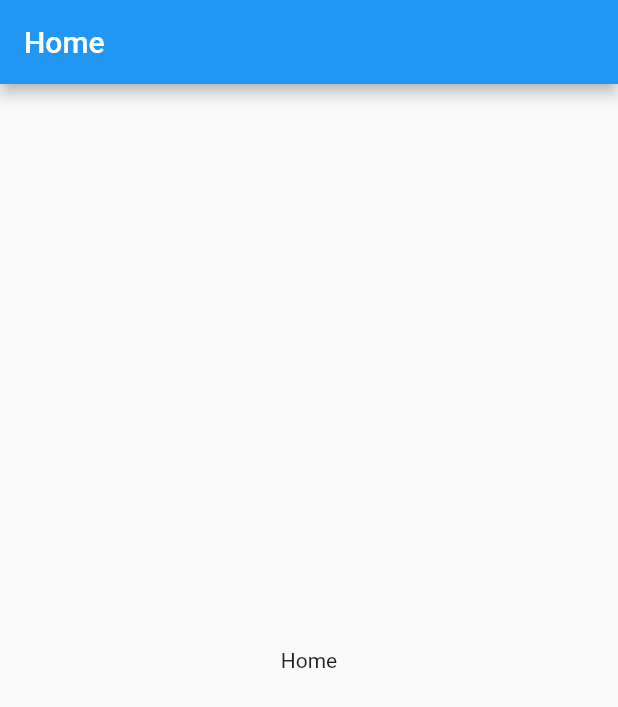
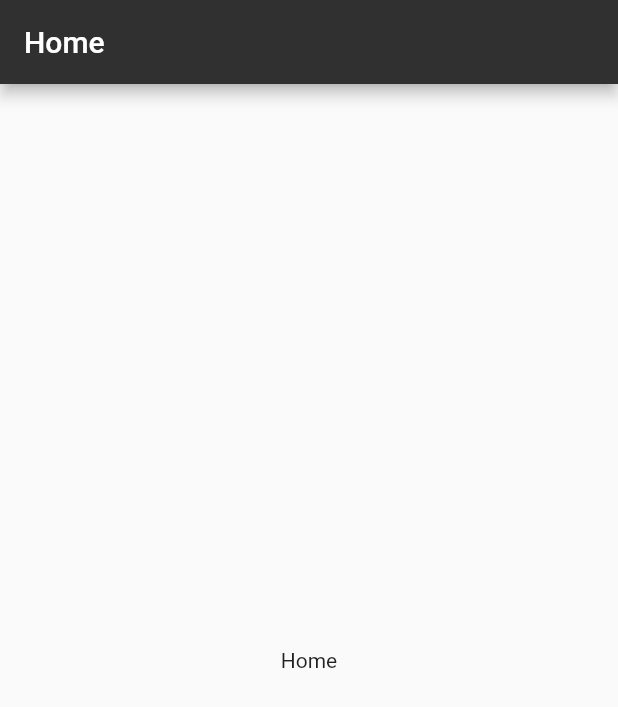
Before and after one commit to GenixPL/flutter-workshop, a Flutter app: the screen it shows after launch, on a phone screen of 412 x 824 dp. Shown: the top 707 px of the screen. Run offline on Flutter 3.47's test engine with Material 2 defaults, Android fonts, the phone set to English and light mode, and no system bars; our stand-ins replace get_it.

Commit message:
End setup.

```diff
--- /dev/null
+++ b/lib/enums/routes.dart
@@ -0,0 +1,2 @@
+
+const String homeRoute = '/';
--- a/lib/main.dart
+++ b/lib/main.dart
@@ -1,6 +1,7 @@
 import 'package:flutter/material.dart';
-import 'package:workshop/ui/home/home_v.dart';
-import 'package:workshop/ui/locator.dart';
+import 'package:flutter/rendering.dart';
+import 'package:workshop/navigation/router.dart';
+import 'package:workshop/utils/locator.dart';
 
 void main() {
   setupLocator();
@@ -8,10 +9,25 @@ void main() {
 }
 
 class MyApp extends StatelessWidget {
+  final router = locator<Router>();
+
+  get initRoute => null;
+
   @override
   Widget build(BuildContext context) {
+    debugPaintSizeEnabled = false;
+
     return MaterialApp(
-      home: HomeV(),
+      initialRoute: initRoute,
+      debugShowCheckedModeBanner: false,
+      onGenerateRoute: router.generateRoute,
+      navigatorObservers: [router],
+      theme: theme,
     );
   }
 }
+
+ThemeData theme = ThemeData(
+  primaryColor: Colors.grey[850],
+  accentColor: Colors.amber,
+);
--- /dev/null
+++ b/lib/navigation/router.dart
@@ -0,0 +1,68 @@
+import 'package:flutter/material.dart';
+import 'package:workshop/enums/routes.dart';
+import 'package:workshop/ui/home/home_v.dart';
+import 'package:workshop/utils/logger.dart';
+
+import 'stack.dart' as s;
+
+class Router with NavigatorObserver {
+  static const String _TAG = 'RouteGenerator';
+
+  s.Stack<String> _routes = s.Stack();
+
+  get lastRoute => _routes.top();
+
+  Route<dynamic> generateRoute(RouteSettings settings) {
+    // final args = settings.arguments;
+
+    _routes.push(settings.name);
+    Log.d(_TAG, 'generateRoute (${settings.name})');
+
+    switch (settings.name) {
+      case homeRoute:
+        return MaterialPageRoute(builder: (_) => HomeV());
+
+      default:
+        return _errorRoute('No path specified for: ${settings.name}.');
+    }
+  }
+
+  Route<dynamic> _errorRoute(String msg) {
+    return MaterialPageRoute(builder: (_) {
+      return Scaffold(
+        body: Center(
+          child: Text('ERROR ROUTE \n$msg'),
+        ),
+      );
+    });
+  }
+
+  @override
+  void didPop(Route route, Route previousRoute) {
+    if (route is MaterialPageRoute) {
+      _routes.pop();
+      Log.d(_TAG, 'popped page');
+    } else {
+      Log.d(_TAG, 'popped not page');
+    }
+
+    super.didPop(route, previousRoute);
+  }
+
+  // Navigator.pushNamedAndRemoveUntil should be used only with
+  // homeRoute being pushed.
+  @override
+  void didRemove(Route route, Route previousRoute) {
+    var top = lastRoute;
+    if (top == homeRoute) {
+      _routes = s.Stack();
+      _routes.push(homeRoute);
+    } else {
+      _routes = s.Stack();
+      _routes.push(homeRoute);
+      _routes.push(top);
+    }
+
+    super.didRemove(route, previousRoute);
+  }
+}
--- /dev/null
+++ b/lib/navigation/stack.dart
@@ -0,0 +1,25 @@
+import 'dart:collection';
+
+class Stack<T> {
+  final ListQueue<T> _list = ListQueue();
+
+  bool get isEmpty => _list.isEmpty;
+
+  bool get isNotEmpty => _list.isNotEmpty;
+
+  int get length => _list.length;
+
+  void push(T e) {
+    _list.addLast(e);
+  }
+
+  T pop() {
+    T res = _list.last;
+    _list.removeLast();
+    return res;
+  }
+
+  T top() {
+    return _list.last;
+  }
+}
--- a/lib/ui/base/base_view.dart
+++ b/lib/ui/base/base_view.dart
@@ -1,7 +1,7 @@
 import 'package:flutter/material.dart';
 import 'package:provider/provider.dart';
 import 'package:workshop/ui/base/base_model.dart';
-import 'package:workshop/ui/locator.dart';
+import 'package:workshop/utils/locator.dart';
 
 class BaseView<T extends BaseModel> extends StatefulWidget {
   final Widget Function(BuildContext context, T model, Widget child) builder;
@@ -28,7 +28,7 @@ class _BaseViewState<T extends BaseModel> extends State<BaseView<T>> {
   @override
   Widget build(BuildContext context) {
     return ChangeNotifierProvider<T>(
-      builder: (context) => model,
+      create: (context) => model,
       child: Consumer<T>(builder: widget.builder),
     );
   }
--- a/lib/ui/locator.dart
+++ b/lib/utils/locator.dart
@@ -1,10 +1,11 @@
 import 'package:get_it/get_it.dart';
+import 'package:workshop/navigation/router.dart';
 import 'package:workshop/ui/home/home_vm.dart';
 
 GetIt locator = GetIt.instance;
 
 void setupLocator() {
-//  locator.registerLazySingleton(() => Router());
-//
+ locator.registerLazySingleton(() => Router());
+
  locator.registerFactory(() => HomeVM());
 }
--- /dev/null
+++ b/lib/utils/logger.dart
@@ -0,0 +1,13 @@
+import 'package:flutter/foundation.dart';
+
+class Log {
+  Log._privateConstructor();
+
+  static d(String tag, String msg) {
+    if (kReleaseMode) {
+      return;
+    }
+
+    print('$tag: $msg');
+  }
+}
```
